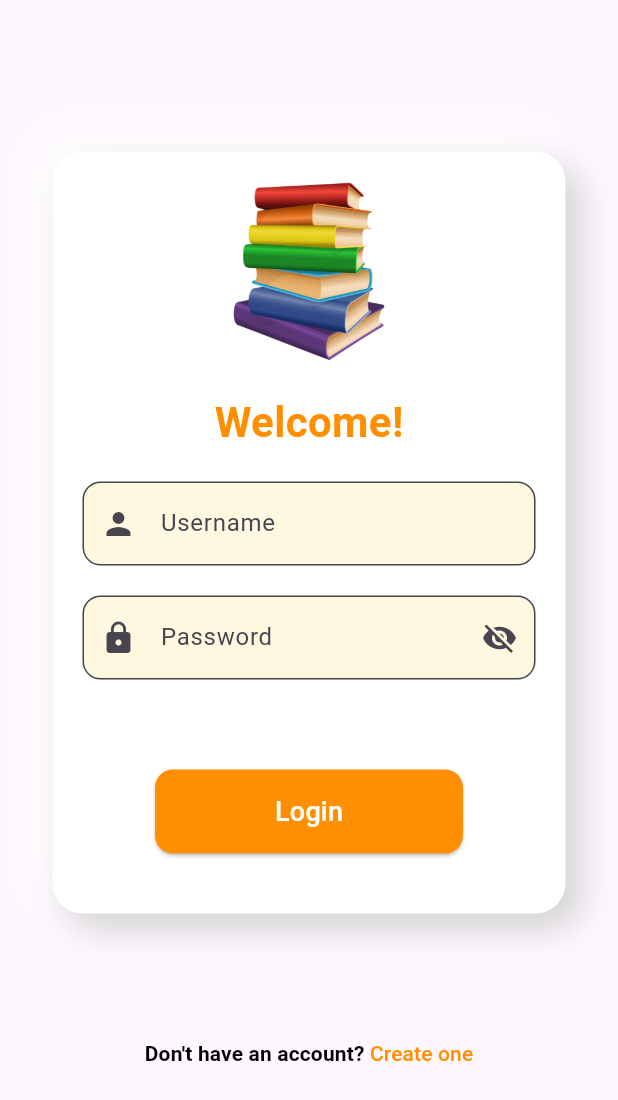
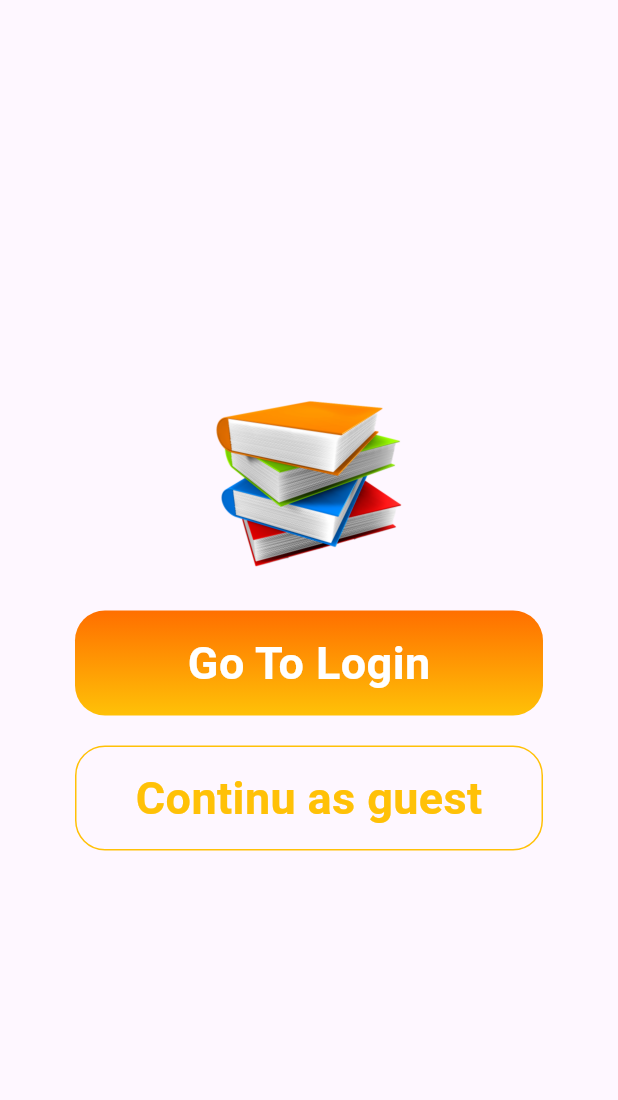
Before and after one commit to FlutterDeveloper2008/Library, a Flutter app: the screen it shows after launch, on a phone screen of 412 x 824 dp. Shown: the top 1100 px of the screen. Run offline on Flutter 3.47's test engine with Material 3 defaults, Android fonts, the phone set to English and light mode, and no system bars; drawn by our look-alikes of animated_text_kit, clay_containers; our stand-ins replace flutter_spinkit, flutter_staggered_animations, google_nav_bar, shared_preferences, speech_to_text, table_calendar; missing offline and left inert: bcrypt; accounts and stored records are empty; Roboto replaces fonts that are missing (DancingScript).

Commit message:
guest qoshilmasdan oldin

```diff
--- /dev/null
+++ b/library_/lib/guestorlogin.dart
@@ -0,0 +1,79 @@
+import 'package:flutter/material.dart';
+import 'package:library_/main.dart';
+
+void main() {
+  runApp(Guestorlogin());
+}
+
+class Guestorlogin extends StatefulWidget {
+  const Guestorlogin({super.key});
+
+  @override
+  State<Guestorlogin> createState() => _GuestorloginState();
+}
+
+class _GuestorloginState extends State<Guestorlogin> {
+  void handleLogout() {
+  // Implement your logout logic here
+  print("User  logged out");
+  // You might want to navigate to a login screen or perform other actions
+}
+  @override
+  Widget build(BuildContext context) {
+    return MaterialApp(
+      debugShowCheckedModeBanner: false,
+      home: Scaffold(
+        body: Center(
+          child: Column(
+            crossAxisAlignment: CrossAxisAlignment.center,
+            mainAxisAlignment: MainAxisAlignment.center,
+            children: [
+              SizedBox(
+                height: 150,
+                child: Image.asset('image/pngimg.com - book_PNG2113.png'),
+              ),
+              GestureDetector(
+                child: Container(
+                  child: Center(
+                      child: Text(
+                    'Go To Login',
+                    style: TextStyle(
+                        color: Colors.white,
+                        fontWeight: FontWeight.bold,
+                        fontSize: 30),
+                  )),
+                  height: 70,
+                  decoration: BoxDecoration(
+                      gradient: LinearGradient(
+                          colors: [Colors.amber, Colors.amber.shade900],
+                          begin: Alignment.bottomCenter,
+                          end: Alignment.topCenter),
+                      borderRadius: BorderRadius.circular(20)),
+                  width: double.infinity,
+                  margin: EdgeInsets.symmetric(horizontal: 50, vertical: 10),
+                ),
+              ),GestureDetector(onTap: (){Navigator.push(context, MaterialPageRoute(builder: (context)=>Home(onLogout:handleLogout )));},
+                child: Container(
+                  child: Center(
+                      child: Text(
+                    'Continu as guest',
+                    style: TextStyle(
+                        color: Colors.amber,
+                        fontWeight: FontWeight.bold,
+                        fontSize: 30),
+                  )),
+                  height: 70,
+                  decoration: BoxDecoration(
+                      border: Border.all(color: Colors.amber,),
+                      borderRadius: BorderRadius.circular(20)),
+                  width: double.infinity,
+                  margin: EdgeInsets.symmetric(horizontal: 50, vertical: 10),
+                ),
+              )
+            ],
+          ),
+        ),
+      ),
+    );
+  }
+}
--- a/library_/lib/main.dart
+++ b/library_/lib/main.dart
@@ -1,5 +1,6 @@
 import 'package:flutter/material.dart';
 import 'package:google_nav_bar/google_nav_bar.dart';
+import 'package:library_/guestorlogin.dart';
 import 'package:shared_preferences/shared_preferences.dart';
 import 'package:http/http.dart' as http;
 import 'models/data.dart';
@@ -63,7 +64,7 @@ class _MyAppState extends State<MyApp> {
       ),
       home: _isLoggedIn
           ? Home(onLogout: _handleLogout, currentUser: _currentUser)
-          : LoginPage(),
+          : Guestorlogin(),
     );
   }
 }
--- a/library_/pubspec.yaml
+++ b/library_/pubspec.yaml
@@ -16,7 +16,8 @@ publish_to: 'none' # Remove this line if you wish to publish to pub.dev
 # https://developer.apple.com/library/archive/documentation/General/Reference/InfoPlistKeyReference/Articles/CoreFoundationKeys.html
 # In Windows, build-name is used as the major, minor, and patch parts
 # of the product and file versions while build-number is used as the build suffix.
-version: 1.0.0+1
+version: 1.0.0+5
+
 
 environment:
   sdk: ^3.5.0
@@ -88,6 +89,7 @@ flutter:
   # To add assets to your application, add an assets section, like this:
   assets:
     - image/wall.png
+    - image/pngimg.com - book_PNG2113.png
   #   - images/a_dot_ham.jpeg
 
   # An image asset can refer to one or more resolution-specific "variants", see
```
Also changed, not shown: library_/lib/addrent.dart (+7 -6 lines), library_/lib/home.dart (+53 -2 lines), library_/lib/i.dart (added, +72 -0 lines), library_/lib/profile.dart (+45 -14 lines), 1 other file.
